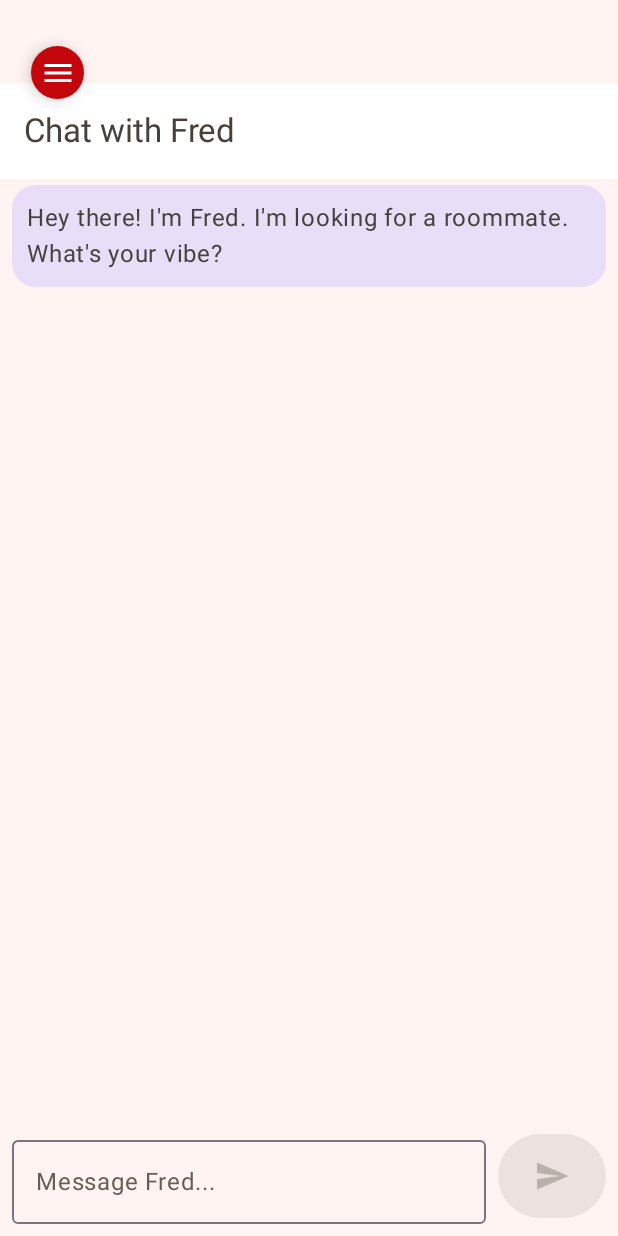
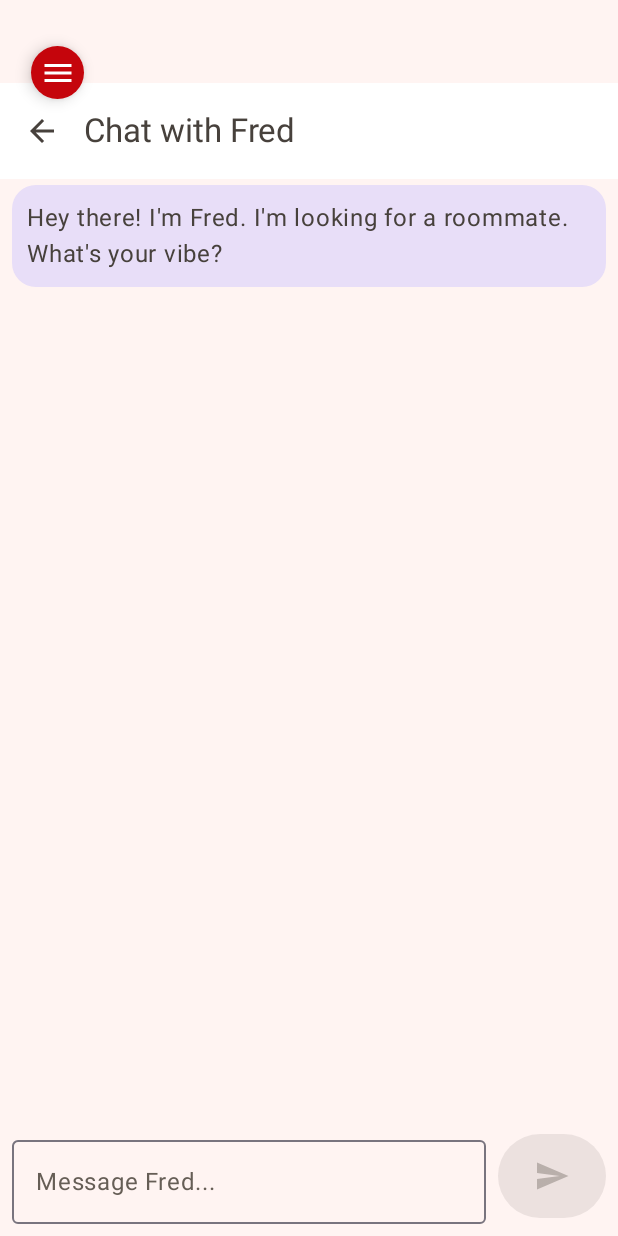
Before and after one commit to Caleb-C6/MadisonMapple, an Android app built with Jetpack Compose: the ChatScreen screen opened through its navigation route, on a phone screen of 412 x 824 dp. Run offline under Robolectric (Android 15) with nearby library versions, the phone set to English and light mode, and no system bars; our stand-ins replace Firebase (no records; nobody signed in at launch, a user with empty details on screens opened directly), Room's generated code; libraries missing offline, so code that uses them is left out: com.google.ai.client.

Commit message:
Added a back button for chat tab

```diff
--- a/app/src/main/java/com/cs407/myapplication/ui/chat/ChatScreen.kt
+++ b/app/src/main/java/com/cs407/myapplication/ui/chat/ChatScreen.kt
@@ -4,6 +4,7 @@ import androidx.compose.foundation.layout.*
 import androidx.compose.foundation.lazy.LazyColumn
 import androidx.compose.foundation.lazy.items
 import androidx.compose.material.icons.Icons
+import androidx.compose.material.icons.filled.ArrowBack
 import androidx.compose.material.icons.filled.Send
 import androidx.compose.material3.*
 import androidx.compose.runtime.*
@@ -12,19 +13,32 @@ import androidx.compose.ui.Modifier
 import androidx.compose.ui.unit.dp
 import androidx.lifecycle.viewmodel.compose.viewModel
 
-
 data class Message(val text: String, val isUser: Boolean)
 
 @OptIn(ExperimentalMaterial3Api::class)
 @Composable
-fun ChatScreen(viewModel: ChatViewModel = viewModel()) {
-
+fun ChatScreen(
+    onBackClick: () -> Unit = {},  // Add this parameter for navigation
+    viewModel: ChatViewModel = viewModel()
+) {
     // We now read messages from the ViewModel
     val messages = viewModel.messages
     var userInput by remember { mutableStateOf("") }
 
     Scaffold(
-        topBar = { TopAppBar(title = { Text("Chat with Fred") }) },
+        topBar = {
+            TopAppBar(
+                title = { Text("Chat with Fred") },
+                navigationIcon = {
+                    IconButton(onClick = onBackClick) {
+                        Icon(
+                            imageVector = Icons.Default.ArrowBack,
+                            contentDescription = "Back to Map"
+                        )
+                    }
+                }
+            )
+        },
         bottomBar = {
             Row(
                 modifier = Modifier
@@ -62,14 +76,13 @@ fun ChatScreen(viewModel: ChatViewModel = viewModel()) {
                 .padding(paddingValues)
                 .padding(horizontal = 8.dp),
 
-        ) {
+            ) {
             items(messages) { message ->
                 MessageBubble(message = message)
             }
         }
     }
 }
-
 
 @Composable
 fun MessageBubble(message: Message) {
--- a/app/src/main/java/com/cs407/myapplication/ui/components/SlidingMenu.kt
+++ b/app/src/main/java/com/cs407/myapplication/ui/components/SlidingMenu.kt
@@ -97,7 +97,7 @@ fun SlidingMenu() {
 
                     NavigationDrawerItem(label = { Text("Roommates") },
                         selected = currentRoute == "roommates",
-                        onClick = {
+                                onClick = {
                             scope.launch { drawerState.close() }
                             navController.navigate("roommates") { launchSingleTop = true }
                         }
@@ -132,7 +132,18 @@ fun SlidingMenu() {
                         composable("login") { LoginScreen(navController) }
                         composable("signUp") { SignUpScreen(navController) }
                         composable("home") { MapScreen() }
-                        composable("chat") { ChatScreen() }
+
+                        composable("chat") {
+                            ChatScreen(
+                                onBackClick = {
+                                    // This will make the back arrow work
+                                    navController.navigate("home") {
+                                        launchSingleTop = true
+                                    }
+                                }
+                            )
+                        }
+
                         composable("roommates") { RoommateBrowseScreen() }
 
                         composable("apartments") {
```
